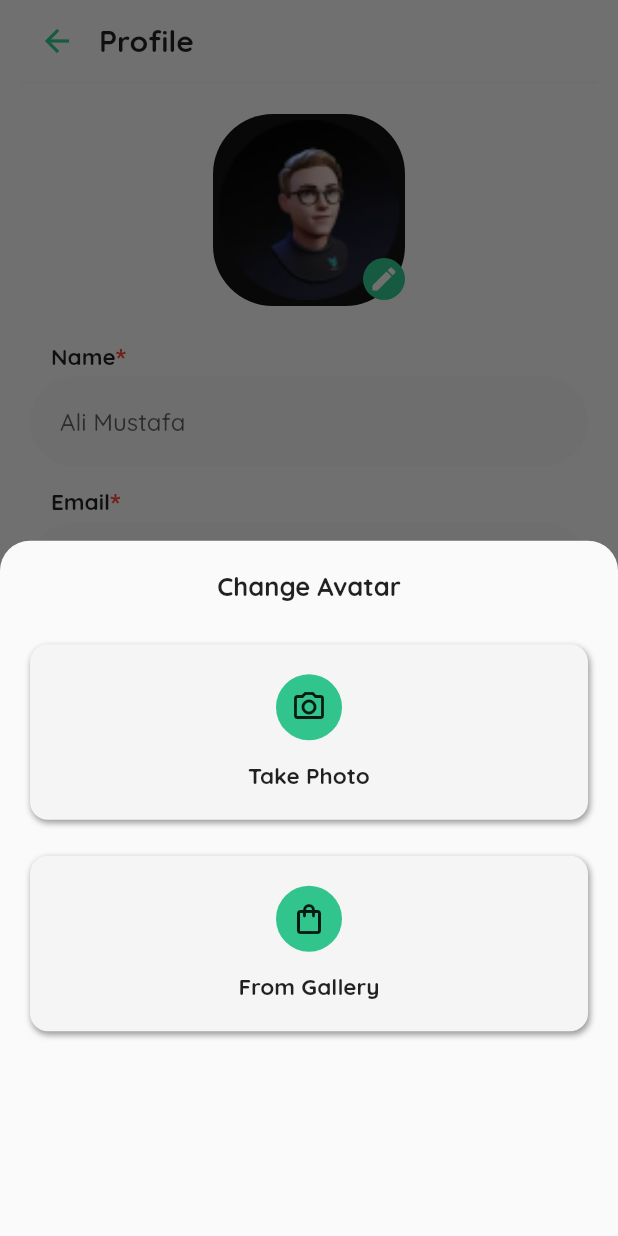
After one commit to nghiaved/chatify-app, a Flutter app: the ProfileScreen screen opened directly, after a tap on the "edit" icon, on a phone screen of 412 x 824 dp. The commit adds this screen. Run offline on Flutter 3.47's test engine with Material 2 defaults, Android fonts, the phone set to English and light mode, and no system bars; our stand-ins replace jwt_decoder, shared_preferences; accounts and stored records are empty.

Commit message:
profile screen

```diff
--- a/client/lib/constants/app_styles.dart
+++ b/client/lib/constants/app_styles.dart
@@ -11,14 +11,16 @@ class AppStyles {
         fontWeight: FontWeight.w500,
         fontSize: 16,
       ),
-      prefixIcon: Padding(
+      prefixIcon: icon != null
+          ? Padding(
               padding: const EdgeInsets.only(left: 20, right: 10),
               child: Icon(
                 icon,
                 color: AppColors.blackColor,
                 size: 26,
               ),
-      ),
+            )
+          : null,
       border: InputBorder.none,
       filled: true,
       fillColor: AppColors.greyColor,
--- /dev/null
+++ b/client/lib/screens/profile_screen.dart
@@ -0,0 +1,238 @@
+import 'package:client/constants/app_colors.dart';
+import 'package:client/constants/app_dimensions.dart';
+import 'package:client/constants/app_styles.dart';
+import 'package:client/helpers/asset_images.dart';
+import 'package:client/widgets/appbar_widget.dart';
+import 'package:client/widgets/button_widget.dart';
+import 'package:flutter/material.dart';
+
+class ProfileScreen extends StatefulWidget {
+  const ProfileScreen({super.key});
+
+  @override
+  State<ProfileScreen> createState() => _ProfileScreenState();
+}
+
+class _ProfileScreenState extends State<ProfileScreen> {
+  @override
+  Widget build(BuildContext context) {
+    return Scaffold(
+      appBar: const AppBarWidget(text: 'Profile'),
+      body: SingleChildScrollView(
+        child: Padding(
+          padding: const EdgeInsets.all(20),
+          child: Column(
+            crossAxisAlignment: CrossAxisAlignment.start,
+            children: [
+              GestureDetector(
+                onTap: () {
+                  showModalBottomSheet(
+                      context: context,
+                      shape: const RoundedRectangleBorder(
+                        borderRadius: BorderRadius.vertical(
+                          top: Radius.circular(20),
+                        ),
+                      ),
+                      builder: (BuildContext context) {
+                        return Padding(
+                          padding: const EdgeInsets.all(20),
+                          child: Column(
+                            children: [
+                              const Text(
+                                'Change Avatar',
+                                style: TextStyle(
+                                  fontSize: 17,
+                                  fontWeight: FontWeight.bold,
+                                ),
+                              ),
+                              const SizedBox(
+                                height: AppDimensions.mediumSpacing * 2,
+                              ),
+                              buildItemChangAvatar(
+                                Icons.camera_alt_outlined,
+                                'Take Photo',
+                              ),
+                              const SizedBox(
+                                height: AppDimensions.largeSpacing,
+                              ),
+                              buildItemChangAvatar(
+                                Icons.shopping_bag_outlined,
+                                'From Gallery',
+                              ),
+                            ],
+                          ),
+                        );
+                      });
+                },
+                child: Container(
+                  alignment: Alignment.center,
+                  padding: const EdgeInsets.only(
+                    bottom: AppDimensions.largeSpacing,
+                  ),
+                  child: Stack(
+                    children: [
+                      Container(
+                        padding: const EdgeInsets.all(
+                          AppDimensions.smallSpacing,
+                        ),
+                        decoration: BoxDecoration(
+                          color: AppColors.blackColor,
+                          borderRadius: BorderRadius.circular(40),
+                        ),
+                        child: Image.asset(
+                          AssetImages.avatar,
+                          width: 120,
+                          height: 120,
+                          fit: BoxFit.cover,
+                        ),
+                      ),
+                      Positioned(
+                        bottom: 4,
+                        right: 0,
+                        child: Container(
+                          padding: const EdgeInsets.all(
+                            AppDimensions.smallSpacing,
+                          ),
+                          decoration: BoxDecoration(
+                            borderRadius: BorderRadius.circular(40),
+                            color: AppColors.primaryColor,
+                          ),
+                          child: const Icon(
+                            Icons.edit,
+                            size: 20,
+                            color: AppColors.whiteColor,
+                          ),
+                        ),
+                      ),
+                    ],
+                  ),
+                ),
+              ),
+              buildItemInfo(
+                title: 'Name',
+                content: 'Ali Mustafa',
+                isRequired: true,
+              ),
+              const SizedBox(
+                height: AppDimensions.mediumSpacing,
+              ),
+              buildItemInfo(
+                title: 'Email',
+                content: 'nghia@gmail.com',
+                isRequired: true,
+              ),
+              const SizedBox(
+                height: AppDimensions.mediumSpacing,
+              ),
+              buildItemInfo(
+                title: 'About',
+                content: 'Available',
+              ),
+              Container(
+                alignment: Alignment.centerLeft,
+                padding: const EdgeInsets.only(
+                  top: AppDimensions.largeSpacing,
+                  left: AppDimensions.largeSpacing,
+                ),
+                child: ButtonWidget(func: () {}, text: 'Save'),
+              ),
+            ],
+          ),
+        ),
+      ),
+    );
+  }
+
+  Container buildItemChangAvatar(IconData icon, String text) {
+    return Container(
+      width: double.infinity,
+      decoration: const BoxDecoration(
+          color: AppColors.whiteColor,
+          borderRadius: BorderRadius.all(
+            Radius.circular(12),
+          ),
+          boxShadow: [
+            BoxShadow(
+              color: Colors.black38,
+              offset: Offset(1, 2),
+              blurRadius: 3,
+            ),
+          ]),
+      child: Padding(
+        padding: const EdgeInsets.all(20),
+        child: Column(
+          children: [
+            Container(
+              padding: const EdgeInsets.all(10),
+              decoration: const BoxDecoration(
+                color: AppColors.primaryColor,
+                borderRadius: BorderRadius.all(
+                  Radius.circular(40),
+                ),
+              ),
+              child: Icon(
+                icon,
+                size: AppDimensions.iconSize,
+              ),
+            ),
+            const SizedBox(
+              height: AppDimensions.mediumSpacing,
+            ),
+            Text(
+              text,
+              style: const TextStyle(
+                fontSize: 15,
+                fontWeight: FontWeight.bold,
+              ),
+            ),
+          ],
+        ),
+      ),
+    );
+  }
+
+  Column buildItemInfo({
+    required String title,
+    required String content,
+    bool? isRequired,
+  }) {
+    return Column(
+      crossAxisAlignment: CrossAxisAlignment.start,
+      children: [
+        Padding(
+          padding: const EdgeInsets.only(
+            left: AppDimensions.mediumSpacing,
+          ),
+          child: Text.rich(
+            textAlign: TextAlign.center,
+            style: const TextStyle(
+              fontWeight: FontWeight.bold,
+              fontSize: 15,
+            ),
+            TextSpan(
+              text: title,
+              children: [
+                isRequired != null
+                    ? const TextSpan(
+                        text: "*",
+                        style: TextStyle(
+                          color: AppColors.redColor,
+                        ),
+                      )
+                    : const TextSpan(),
+              ],
+            ),
+          ),
+        ),
+        const SizedBox(height: AppDimensions.smallSpacing),
+        TextFormField(
+          style: const TextStyle(
+            fontWeight: FontWeight.w500,
+            fontSize: 16,
+          ),
+          decoration: AppStyles.inputDecoration(content, null),
+        ),
+      ],
+    );
+  }
+}
--- a/client/lib/screens/setting_screen.dart
+++ b/client/lib/screens/setting_screen.dart
@@ -2,6 +2,7 @@ import 'package:client/constants/app_colors.dart';
 import 'package:client/constants/app_dimensions.dart';
 import 'package:client/helpers/asset_images.dart';
 import 'package:client/helpers/helper_function.dart';
+import 'package:client/screens/profile_screen.dart';
 import 'package:client/screens/signin_screen.dart';
 import 'package:client/widgets/appbar_widget.dart';
 import 'package:client/widgets/dashline_widget.dart';
@@ -30,7 +31,11 @@ class _SettingScreenState extends State<SettingScreen> {
           padding: const EdgeInsets.symmetric(horizontal: 20, vertical: 10),
           child: Column(
             children: [
-              Row(
+              GestureDetector(
+                onTap: () {
+                  nextScreen(context, const ProfileScreen());
+                },
+                child: Row(
                   children: [
                     Stack(
                       children: [
@@ -87,6 +92,7 @@ class _SettingScreenState extends State<SettingScreen> {
                       ],
                     ),
                   ],
+                ),
               ),
               const ItemSettingWidget(icon: Icons.person, text: 'Account'),
               const ItemSettingWidget(icon: Icons.mode_comment, text: 'Chats'),
```
Lines whose indentation alone changed are shown as unchanged.
